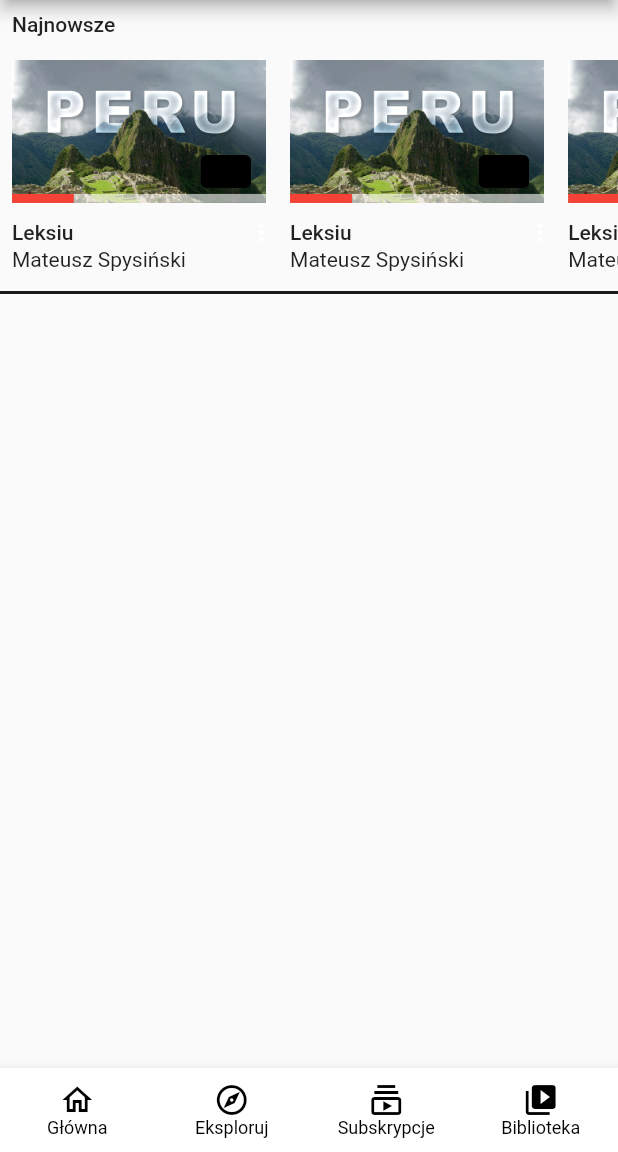
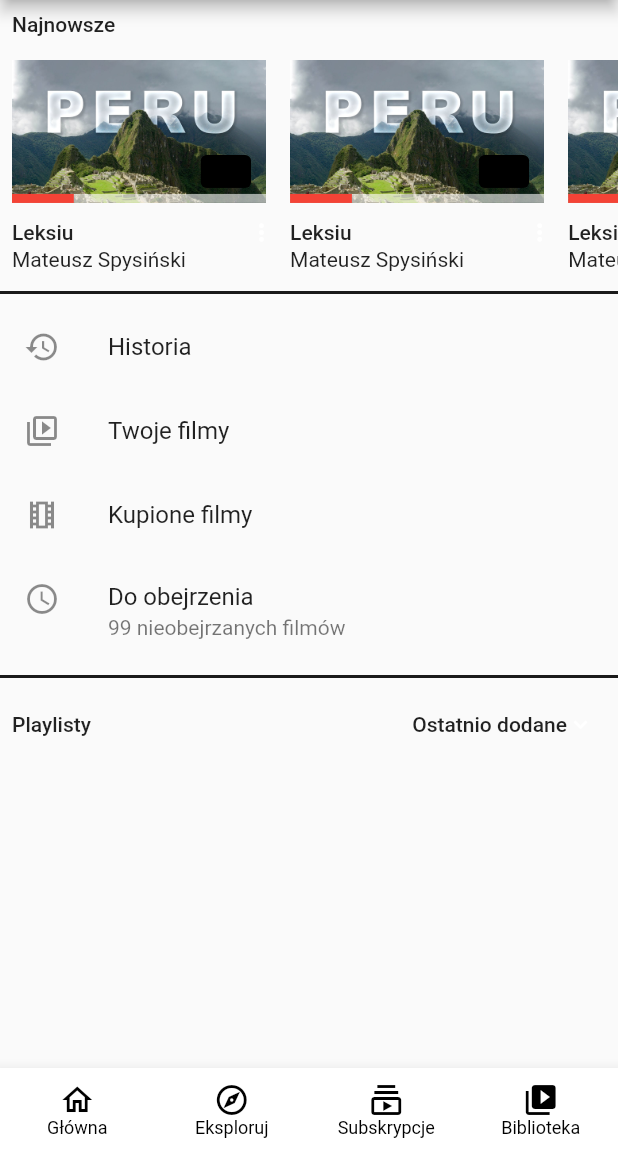
Before and after one commit to Guimmam/youtube_ui_clone, a Flutter app: the screen it shows after launch, item 4 of the bottom bar chosen, on a phone screen of 412 x 824 dp, the part 84-1236 px from its top. Run offline on Flutter 3.47's test engine with Material 2 defaults, Android fonts, the phone set to English and light mode, and no system bars.

Commit message:
library screen updated

```diff
--- a/lib/main.dart
+++ b/lib/main.dart
@@ -25,6 +25,10 @@ class MyApp extends StatelessWidget {
             selectedLabelStyle: TextStyle(fontSize: 12)),
       ),
       darkTheme: ThemeData(
+          listTileTheme: ListTileThemeData(
+            iconColor: Colors.white,
+            textColor: Colors.white,
+          ),
           primaryIconTheme: IconThemeData(color: Colors.white),
           popupMenuTheme: PopupMenuThemeData(
             color: Color.fromARGB(255, 26, 26, 26),
--- a/lib/screens/library_screen.dart
+++ b/lib/screens/library_screen.dart
@@ -32,6 +32,62 @@ class LibraryScreen extends StatelessWidget {
                 thickness: 2,
                 color: Color.fromARGB(255, 26, 26, 26),
               ),
+              ListTile(
+                leading: Icon(Icons.history),
+                title: Text('Historia'),
+              ),
+              ListTile(
+                leading: Icon(Icons.video_collection_outlined),
+                title: Text('Twoje filmy'),
+              ),
+              ListTile(
+                leading: Icon(Icons.local_movies_outlined),
+                title: Text('Kupione filmy'),
+              ),
+              ListTile(
+                leading: Icon(Icons.watch_later_outlined),
+                title: Text('Do obejrzenia'),
+                subtitle: Text('99 nieobejrzanych filmów'),
+              ),
+              Divider(
+                thickness: 2,
+                color: Color.fromARGB(255, 26, 26, 26),
+              ),
+              Container(
+                padding: EdgeInsets.symmetric(horizontal: 8),
+                child: Row(
+                  mainAxisAlignment: MainAxisAlignment.spaceBetween,
+                  children: [
+                    Expanded(
+                        child: Text(
+                      'Playlisty',
+                      style: Theme.of(context).textTheme.bodyText1,
+                    )),
+                    Expanded(
+                      child: PopupMenuButton(
+                        iconSize: 18,
+                        icon: Row(
+                          mainAxisAlignment: MainAxisAlignment.end,
+                          children: [
+                            Text(
+                              'Ostatnio dodane',
+                              style: Theme.of(context).textTheme.bodyText1,
+                            ),
+                            Icon(
+                              Icons.keyboard_arrow_down_sharp,
+                              color: Colors.white,
+                            ),
+                          ],
+                        ),
+                        itemBuilder: (context) => [
+                          PopupMenuItem(child: Text('A-Z')),
+                          PopupMenuItem(child: Text('Ostatnio dodane')),
+                        ],
+                      ),
+                    ),
+                  ],
+                ),
+              )
             ],
           ),
         ),
--- a/lib/widgets/small_video_widget.dart
+++ b/lib/widgets/small_video_widget.dart
@@ -75,9 +75,7 @@ class SmallVideoWidget extends StatelessWidget {
                             child: Text('Zapisz na liście Do obejrzenia')),
                         PopupMenuItem(child: Text('Zapisz na playliście')),
                         PopupMenuItem(child: Text('Udostępnij')),
-                        PopupMenuItem(child: Text('Nie interesuje mnie to')),
-                        PopupMenuItem(child: Text('Nie polecaj kanału')),
-                        PopupMenuItem(child: Text('Zgłoś')),
+                        PopupMenuItem(child: Text('Usuń z historii oglądania')),
                       ],
                     ),
                   ),
--- a/lib/widgets/video_widget.dart
+++ b/lib/widgets/video_widget.dart
@@ -69,6 +69,7 @@ class VideoWidget extends StatelessWidget {
                     margin: EdgeInsets.only(bottom: 35),
                     //color: Colors.red,
                     child: PopupMenuButton(
+
                       padding: EdgeInsets.only(bottom: 50),
                       iconSize: 18,
                       icon: Icon(
```
